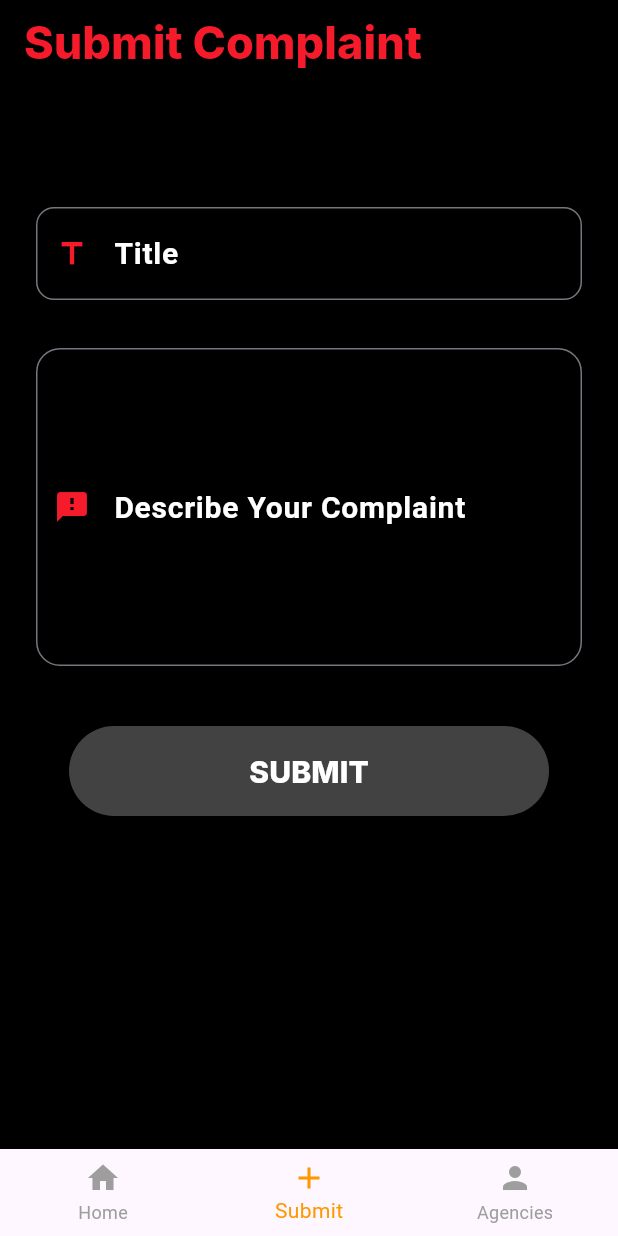
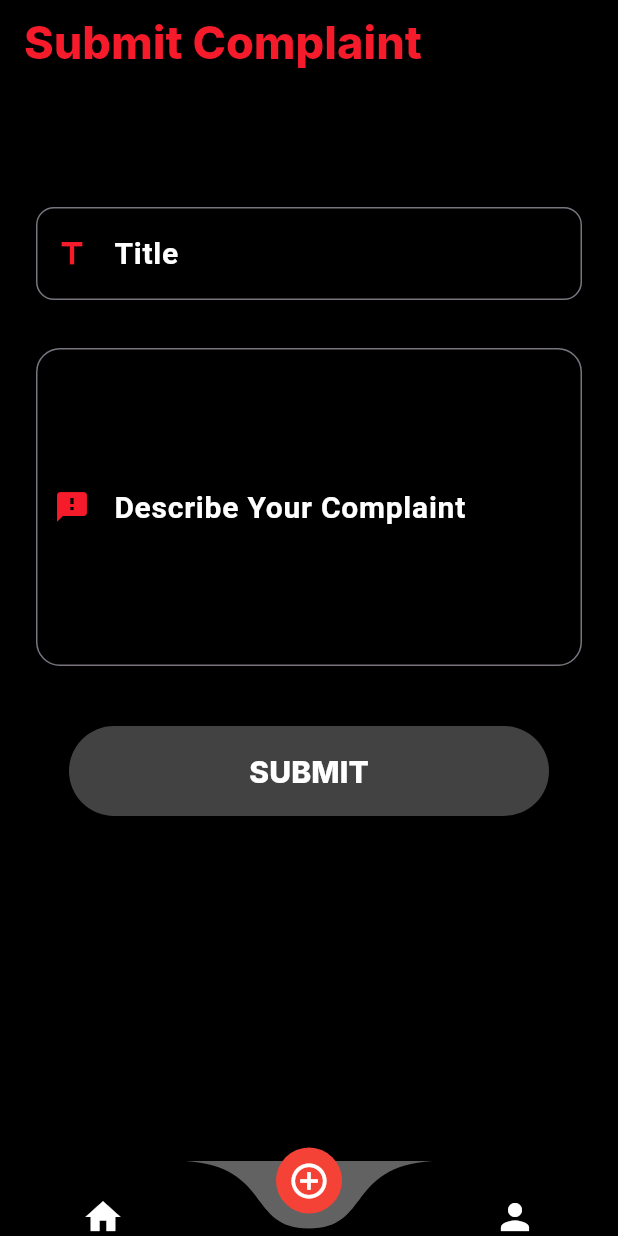
Before and after one commit to ChrisKamanzi/CivicLink, a Flutter app: the CitizenHomePage screen opened by its route, item 2 of the bottom bar chosen, on a phone screen of 412 x 824 dp. Run offline on Flutter 3.47's test engine with Material 3 defaults, Android fonts, the phone set to English and light mode, and no system bars; drawn by our look-alikes of curved_navigation_bar; our stand-ins replace carousel_slider, firebase_auth, flutter_riverpod, go_router, google_fonts, lottie and 1 more; accounts and stored records are empty; statements that could not run were skipped.

Commit message:
feat: edited the bottom nav bar

```diff
--- a/lib/widgets/BottomNavBar.dart
+++ b/lib/widgets/BottomNavBar.dart
@@ -1,5 +1,6 @@
 import 'package:flutter/material.dart';
 import 'package:go_router/go_router.dart';
+import 'package:curved_navigation_bar/curved_navigation_bar.dart';
 
 class Bottomnavbar extends StatelessWidget {
   final int currentIndex;
@@ -22,16 +23,19 @@ class Bottomnavbar extends StatelessWidget {
 
   @override
   Widget build(BuildContext context) {
-    return BottomNavigationBar(
-      currentIndex: currentIndex,
-      selectedItemColor: Colors.orange,
-      unselectedItemColor: Colors.grey,
+    return CurvedNavigationBar(
+      index: currentIndex,
+      backgroundColor: Colors.white38,
+      color: Colors.black,
+      buttonBackgroundColor: Colors.red,
+      height: 50,
+      animationDuration: const Duration(milliseconds: 300),
+      items: const [
+        Icon(Icons.home, size: 28, color: Colors.white),
+        Icon(Icons.add_circle_outline, size: 28, color: Colors.white),
+        Icon(Icons.person, size: 28, color: Colors.white),
+      ],
       onTap: (index) => _onItemTapped(context, index),
-      items: const [
-        BottomNavigationBarItem(icon: Icon(Icons.home), label: 'Home'),
-        BottomNavigationBarItem(icon: Icon(Icons.add), label: 'Submit'),
-        BottomNavigationBarItem(icon: Icon(Icons.person), label: 'Agencies'),
-      ],
     );
   }
 }
```
Also changed, not shown: Assets/complain3.png (added).
